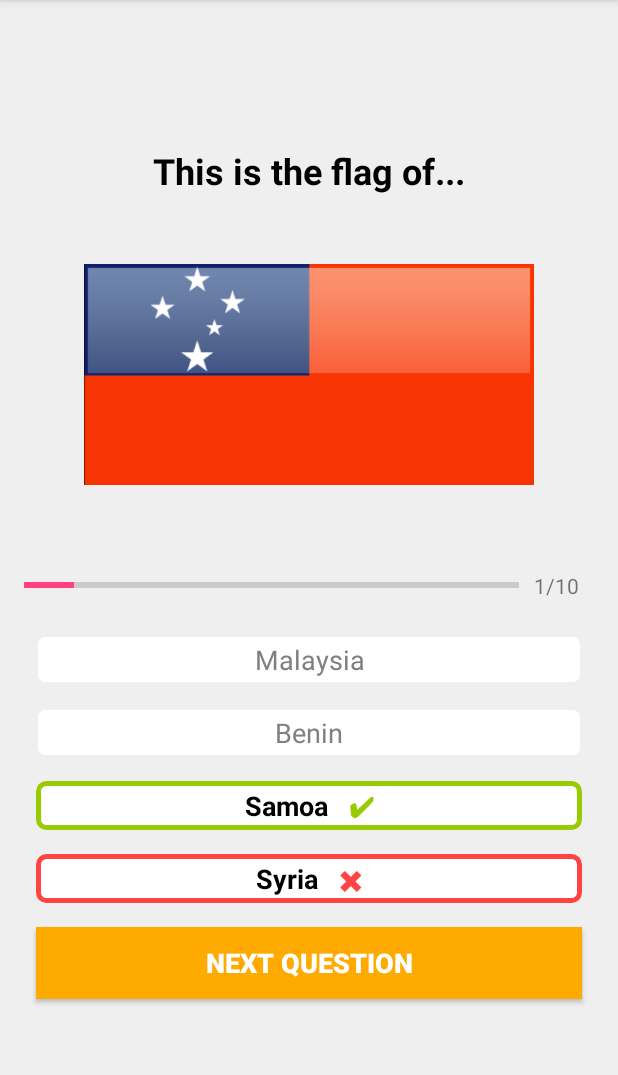
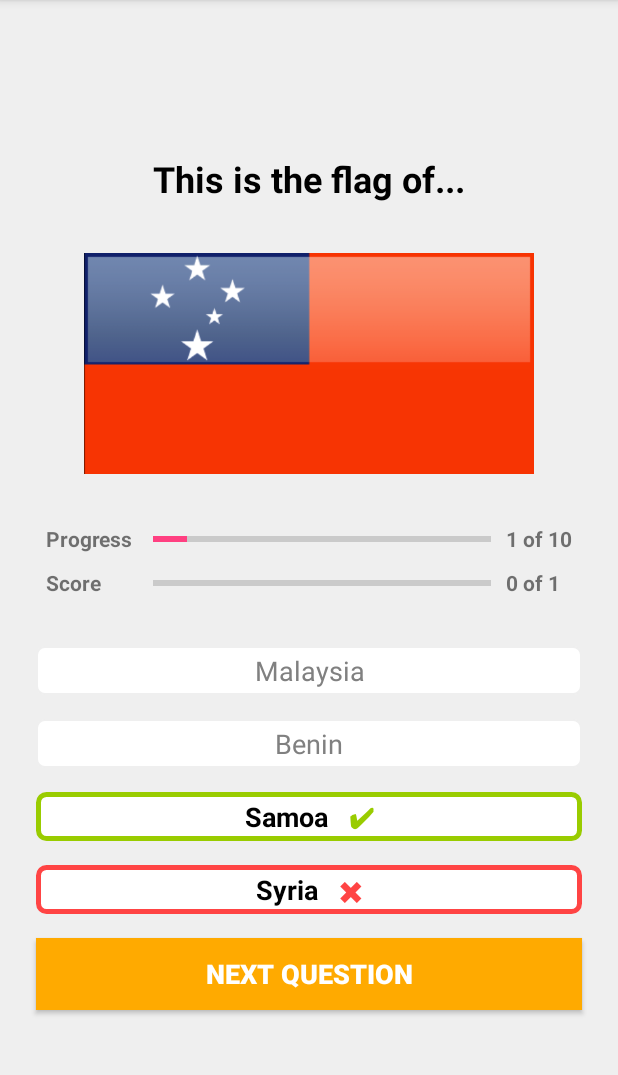
Before and after one commit to tjkn24/TJFlagQuiz, an Android app: the screen it shows after launch (QuizQuestionsActivity), after a tap on "SUBMIT", on a phone screen of 412 x 824 dp, the part 84-1159 px from its top. Run offline under Robolectric (Android 15) with nearby library versions, the phone set to English and light mode, and no system bars; 3 other taps on this screen came first.

Commit message:
Improve the original version: * don't go to the next question if user hasn't selected an answer * quit the app after the last question * disable all options/answers after user submit an answer * change background design of correct (and wrong answer) * add tick or cross mark inside answer textview for correct and wrong answer * define function formatAnswerText to simplify repetitive code * add a score progress bar & its textviews

```diff
--- a/app/src/main/java/com/example/tjflagquiz/QuizQuestionsActivity.kt
+++ b/app/src/main/java/com/example/tjflagquiz/QuizQuestionsActivity.kt
@@ -10,12 +10,16 @@ import android.widget.TextView
 import android.widget.Toast
 import androidx.core.content.ContextCompat
 import kotlinx.android.synthetic.main.activity_quiz_questions.*
+import java.text.DecimalFormat
 
 class QuizQuestionsActivity : AppCompatActivity(), View.OnClickListener {
 
     private var mCurrentQuestionNumber = 1
     private lateinit var mQuestionList: ArrayList<Question>
     private var mSelectedOptionPosition: Int = 0 //0 = no options selected
+    private var mScoreAbsolute: Int = 0
+    private var mScorePercentage: Float = 0.0F
+
 
     override fun onCreate(savedInstanceState: Bundle?) {
         super.onCreate(savedInstanceState)
@@ -39,17 +43,14 @@ class QuizQuestionsActivity : AppCompatActivity(), View.OnClickListener {
 
         btn_submit.text = "SUBMIT"
 
-//        if (mCurrentQuestionNumber == mQuestionList.size) {
-//            btn_submit.text = "FINISH"
-//        } else {
-//        btn_submit.text = "SUBMIT"
-//        }
+        Log.i("PANJUTA", "mScoreAbsolute: $mScoreAbsolute, mScorePercentage: $mScorePercentage")
 
         var currentQuestion: Question = mQuestionList[mCurrentQuestionNumber - 1]
 
-        my_progress_bar.progress = mCurrentQuestionNumber
-        tv_progress.text = mCurrentQuestionNumber.toString() + "/${mQuestionList.size}"
+        question_progress_bar.progress = mCurrentQuestionNumber
+        tv_question_progress.text = mCurrentQuestionNumber.toString() + " of ${mQuestionList.size}"
         tv_question.text = currentQuestion.question
+
         iv_image.setImageResource(currentQuestion.image)
         tv_option_one.text = currentQuestion.optionOne
         tv_option_two.text = currentQuestion.optionTwo
@@ -77,7 +78,6 @@ class QuizQuestionsActivity : AppCompatActivity(), View.OnClickListener {
         tv.setTextColor(Color.parseColor("#3634a3"))
         tv.setTypeface(tv.typeface, Typeface.BOLD)
         tv.background = ContextCompat.getDrawable(this, R.drawable.tv_border_selected)
-
     }
 
     override fun onClick(v: View?) {
@@ -114,10 +114,27 @@ class QuizQuestionsActivity : AppCompatActivity(), View.OnClickListener {
                     if (mSelectedOptionPosition != question.correctAnswer) {
                         setAnswerText(mSelectedOptionPosition, false)
                         setAnswerColor(mSelectedOptionPosition, R.drawable.tv_border_wrong)
+                    } else {
+                        mScoreAbsolute++
+                        score_progress_bar.progress = mScoreAbsolute
                     }
+
+                    mScorePercentage =
+                        (mScoreAbsolute.toFloat() / mCurrentQuestionNumber.toFloat()) * 100
+
+                    val myDecimalFormat = DecimalFormat("#.##")
+                    tv_score_progress.text = (myDecimalFormat.format(mScorePercentage))
+                    tv_score_progress.text =
+                        "${mScoreAbsolute.toString()} of $mCurrentQuestionNumber"
+                    Log.i(
+                        "PANJUTA",
+                        "mScoreAbsolute: $mScoreAbsolute,  mCurrentQuestionNumber: $mCurrentQuestionNumber, mScorePercentage: ${mScorePercentage.toString()}"
+                    )
+
                     setAnswerColor(question.correctAnswer, R.drawable.tv_border_correct)
                     setAnswerText(question.correctAnswer, true)
                     enableOptions(false)
+
                     if (mCurrentQuestionNumber == mQuestionList.size) {
                         btn_submit.text = "FINISH"
                         mSelectedOptionPosition = 999 // quit the app
--- a/app/src/main/res/layout/activity_quiz_questions.xml
+++ b/app/src/main/res/layout/activity_quiz_questions.xml
@@ -1,71 +1,123 @@
 <?xml version="1.0" encoding="utf-8"?>
-<ScrollView
-    xmlns:android="http://schemas.android.com/apk/res/android"
+<ScrollView xmlns:android="http://schemas.android.com/apk/res/android"
     xmlns:tools="http://schemas.android.com/tools"
     android:id="@+id/activity_main"
     android:layout_width="match_parent"
     android:layout_height="match_parent"
     android:background="@color/backgroundPage"
-    tools:context=".QuizQuestionsActivity"
-    android:fillViewport="true">
+    android:fillViewport="true"
+    tools:context=".QuizQuestionsActivity">
 
     <LinearLayout
         android:layout_width="match_parent"
         android:layout_height="wrap_content"
+        android:background="@color/light_grey"
+        android:gravity="center"
         android:orientation="vertical"
-        android:padding="16dp"
-        android:gravity="center"
-        android:background="@color/light_grey"
-        >
+        android:padding="16dp">
+
         <TextView
             android:id="@+id/tv_question"
             android:layout_width="match_parent"
             android:layout_height="wrap_content"
+            android:layout_margin="16dp"
             android:gravity="center"
-            android:layout_margin="4dp"
+            android:text="What country's flag is this?"
             android:textColor="@color/black"
             android:textSize="24sp"
-            android:textStyle="bold"
-            android:text="What country's flag is this?"
-            />
+            android:textStyle="bold" />
+
         <ImageView
             android:id="@+id/iv_image"
             android:layout_width="300dp"
-            android:layout_height="wrap_content"
+            android:layout_height="150dp"
+            android:layout_margin="16dp"
             android:scaleType="centerInside"
-            android:layout_marginTop="0dp"
             android:src="@drawable/saint_vicent_and_the_grenadines"></ImageView>
 
-        <LinearLayout
-            android:id="@+id/ll_progress_details"
+        <RelativeLayout
             android:layout_width="match_parent"
             android:layout_height="wrap_content"
-            android:orientation="horizontal"
-            android:layout_marginTop="0dp"
-            android:gravity="center_vertical">
-            <ProgressBar
-                android:id="@+id/my_progress_bar"
-                android:layout_width="0dp"
-                android:layout_height="wrap_content"
-                android:minHeight="50dp"
-                android:max="10"
-                android:layout_weight="1"
-                android:progress="0"
-                android:indeterminate="false"
-                style="?android:attr/progressBarStyleHorizontal"
-                />
+            android:layout_marginTop="16dp"
+            android:layout_marginBottom="24dp"
+            android:gravity="center">
+
             <TextView
-                android:id="@+id/tv_progress"
+                android:id="@+id/tv_game_progress_title"
                 android:layout_width="wrap_content"
                 android:layout_height="wrap_content"
+                android:layout_alignParentStart="true"
+                android:layout_marginBottom="10dp"
+                android:text="Progress "
+                android:textStyle="bold" />
+
+            <ProgressBar
+                android:id="@+id/question_progress_bar"
+                style="?android:attr/progressBarStyleHorizontal"
+                android:layout_width="225dp"
+                android:layout_height="wrap_content"
+                android:layout_alignTop="@id/tv_game_progress_title"
+                android:layout_marginLeft="10dp"
+                android:layout_marginRight="10dp"
+                android:layout_toEndOf="@id/tv_game_progress_title"
+                android:indeterminate="false"
+                android:max="10"
+                android:minHeight="20dp"
+                android:progress="0" />
+
+            <TextView
+                android:id="@+id/tv_question_progress"
+                android:layout_width="wrap_content"
+                android:layout_height="wrap_content"
+                android:layout_toEndOf="@id/question_progress_bar"
                 android:gravity="center"
-                android:padding="10dp"
+                android:text="1 of 10"
                 android:textColorHint="@color/light_grey"
                 android:textSize="14sp"
-                android:text="0/10"
+                android:textStyle="bold" />
+
+            <TextView
+                android:id="@+id/tv_score_progress_title"
+                android:layout_width="wrap_content"
+                android:layout_height="wrap_content"
+                android:layout_below="@id/tv_game_progress_title"
+                android:layout_alignStart="@id/tv_game_progress_title"
+                android:text="Score"
+                android:textStyle="bold" />
+
+            <ProgressBar
+                android:id="@+id/score_progress_bar"
+                style="?android:attr/progressBarStyleHorizontal"
+                android:layout_width="225dp"
+                android:layout_height="wrap_content"
+                android:layout_below="@id/question_progress_bar"
+                android:layout_alignStart="@id/question_progress_bar"
+                android:layout_alignTop="@id/tv_score_progress_title"
+                android:layout_toEndOf="@id/tv_score_progress_title"
+                android:indeterminate="false"
+                android:max="10"
+                android:minHeight="20dp"
+                android:progress="0" />
+
+            <TextView
+                android:id="@+id/tv_score_progress"
+                android:layout_width="wrap_content"
+                android:layout_height="wrap_content"
+                android:layout_below="@id/tv_question_progress"
+                android:layout_alignStart="@id/tv_question_progress"
+                android:layout_alignTop="@id/tv_score_progress_title"
+                android:layout_toEndOf="@id/score_progress_bar"
+                android:layout_alignLeft="@id/tv_score_progress"
+                android:gravity="center"
+                android:text="0 of 0"
+                android:textColorHint="@color/light_grey"
+                android:textSize="14sp"
+                android:textStyle="bold"
+
                 />
 
-        </LinearLayout>
+        </RelativeLayout>
+
 
         <TextView
             android:id="@+id/tv_option_one"
@@ -77,6 +129,7 @@
             android:padding="4dp"
             android:textColor="@color/grey"
             android:textSize="18sp"
+            android:textStyle="bold"
             tools:text="One" />
 
         <TextView
@@ -85,11 +138,12 @@
             android:layout_height="wrap_content"
             android:layout_margin="8dp"
             android:background="@drawable/tv_border"
-            tools:text = "Two"
+            android:gravity="center"
+            android:padding="4dp"
             android:textColor="@color/grey"
-            android:gravity="center"
             android:textSize="18sp"
-            android:padding="4dp"/>
+            android:textStyle="bold"
+            tools:text="Two" />
 
         <TextView
             android:id="@+id/tv_option_three"
@@ -97,11 +151,12 @@
             android:layout_height="wrap_content"
             android:layout_margin="8dp"
             android:background="@drawable/tv_border"
-            tools:text = "Three"
+            android:gravity="center"
+            android:padding="4dp"
             android:textColor="@color/grey"
-            android:gravity="center"
             android:textSize="18sp"
-            android:padding="4dp"/>
+            android:textStyle="bold"
+            tools:text="Three" />
 
         <TextView
             android:id="@+id/tv_option_four"
@@ -109,11 +164,12 @@
             android:layout_height="wrap_content"
             android:layout_margin="8dp"
             android:background="@drawable/tv_border"
-            tools:text = "Four"
+            android:gravity="center"
+            android:padding="4dp"
             android:textColor="@color/grey"
-            android:gravity="center"
             android:textSize="18sp"
-            android:padding="4dp"/>
+            android:textStyle="bold"
+            tools:text="Four" />
 
         <Button
             android:id="@+id/btn_submit"
@@ -121,11 +177,10 @@
             android:layout_height="wrap_content"
             android:layout_margin="8dp"
             android:background="@color/colorPrimary"
+            android:text="SUBMIT"
             android:textColor="@color/design_default_color_background"
-            android:text="SUBMIT"
-            android:textStyle="bold"
             android:textSize="18sp"
-            />
+            android:textStyle="bold" />
 
     </LinearLayout>
 
```
